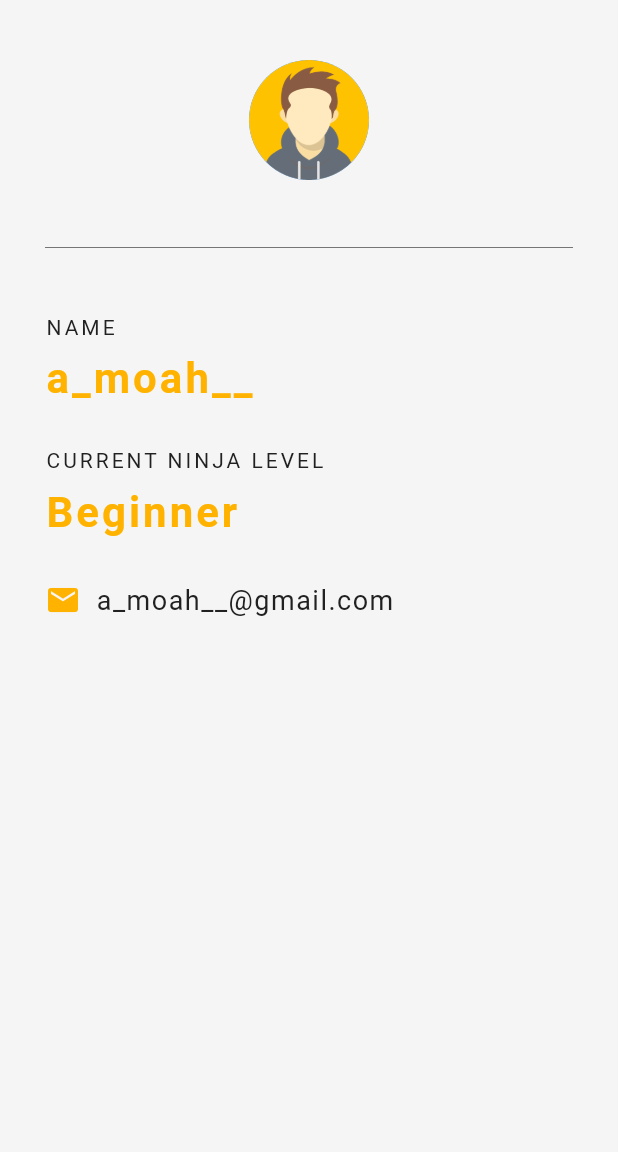
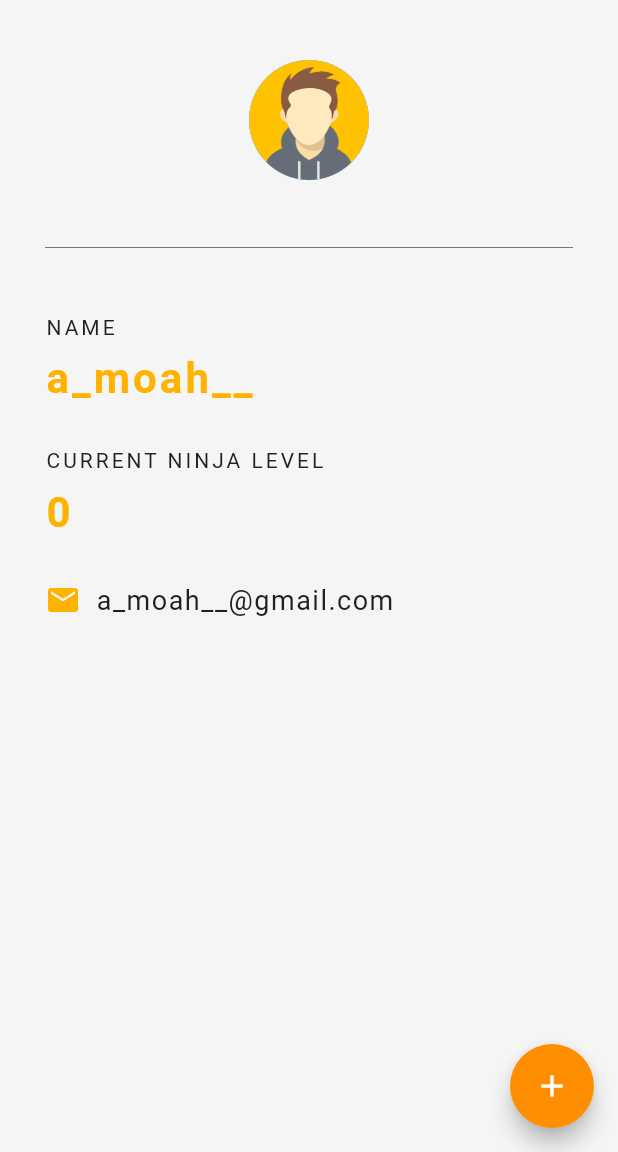
Before and after one commit to kwakyebrilliant/NinjaProject, a Flutter app: the screen it shows after launch, on a phone screen of 412 x 824 dp, the part 84-1236 px from its top. Run offline on Flutter 3.47's test engine with Material 2 defaults, Android fonts, the phone set to English and light mode, and no system bars.

Commit message:
floatingactionbutton added

```diff
--- a/lib/main.dart
+++ b/lib/main.dart
@@ -12,6 +12,7 @@ class NinjaCard extends StatefulWidget {
 }
 
 class _NinjaCardState extends State<NinjaCard> {
+  int ninjaLevel = 0;
   @override
   Widget build(BuildContext context) {
     return Scaffold(
@@ -21,6 +22,15 @@ class _NinjaCardState extends State<NinjaCard> {
         centerTitle: true,
         backgroundColor: Colors.amber[800],
         elevation: 0.0,
+      ),
+      floatingActionButton: FloatingActionButton(
+        onPressed: () {
+          setState(() {
+            ninjaLevel += 1;
+          });
+        },
+        backgroundColor: Colors.amber[800],
+        child: const Icon(Icons.add),
       ),
       body: Padding(
         padding: const EdgeInsets.fromLTRB(30.0, 40.0, 30.0, 0.0),
@@ -70,7 +80,7 @@ class _NinjaCardState extends State<NinjaCard> {
               height: 10.0,
             ),
             Text(
-              'Beginner',
+              '$ninjaLevel',
               style: TextStyle(
                 color: Colors.amber[600],
                 letterSpacing: 2.0,
```
